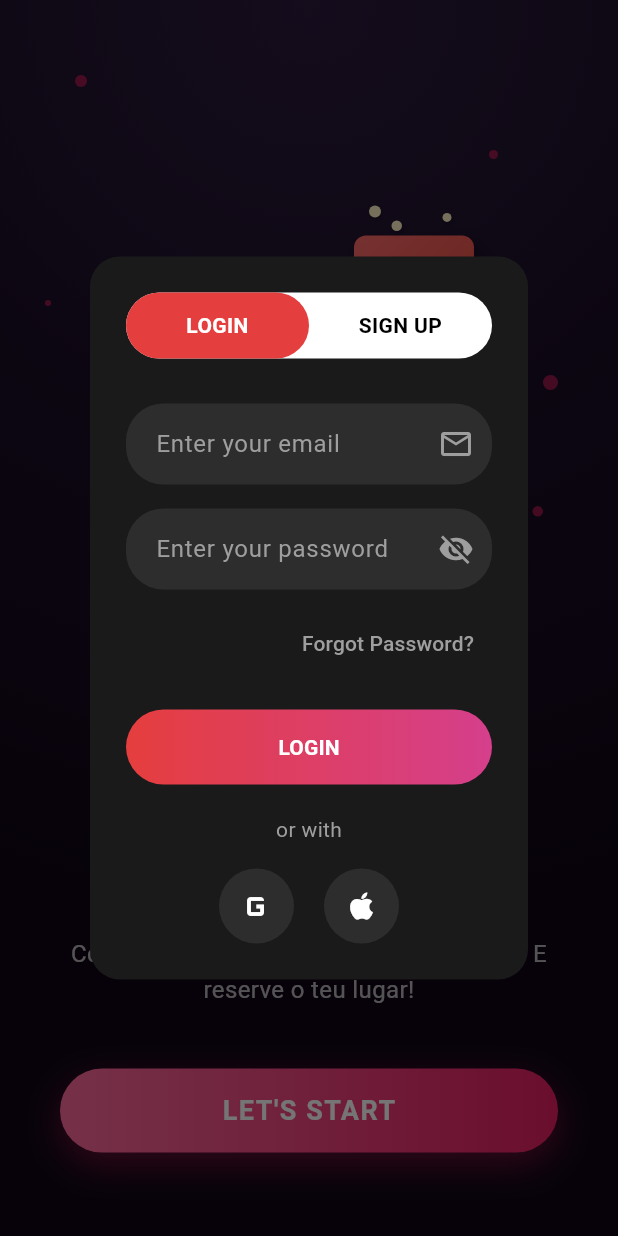
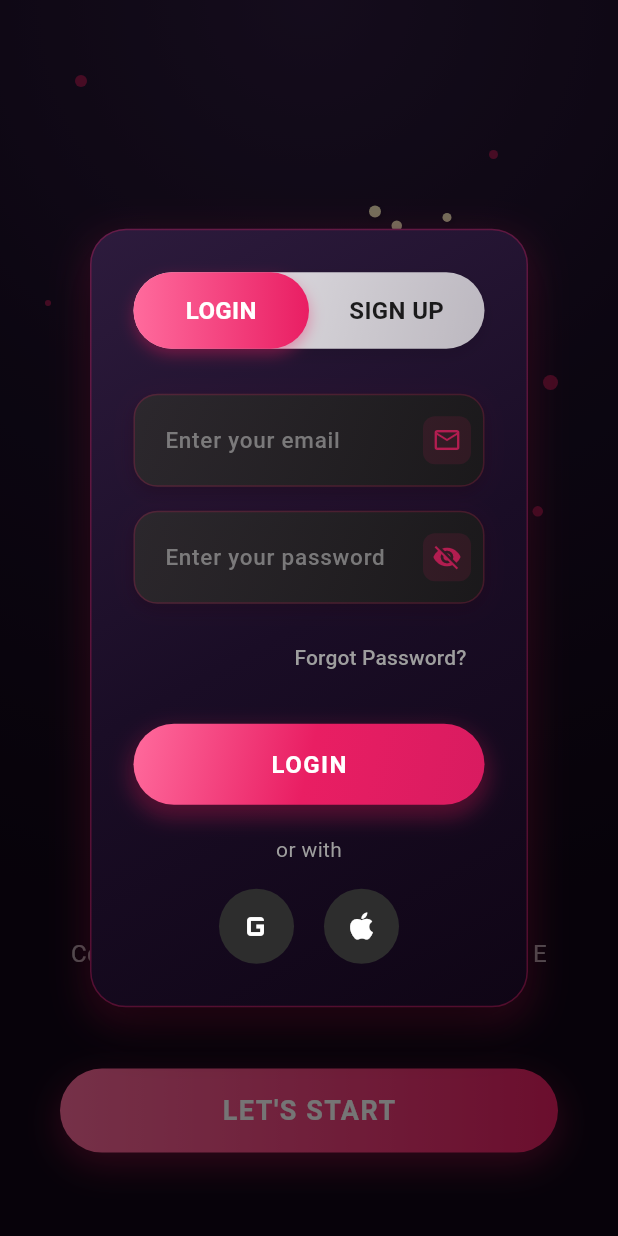
Before and after one commit to Euler-JS/talita, a Flutter app: the screen it shows after launch, after a tap on "LET'S START", on a phone screen of 412 x 824 dp. Run offline on Flutter 3.47's test engine with Material 3 defaults, Android fonts, the phone set to English and light mode, and no system bars; our stand-ins replace carousel_slider, shared_preferences.

Commit message:
Funcionando minimamente

```diff
--- a/lib/screens/onboarding.dart
+++ b/lib/screens/onboarding.dart
@@ -206,10 +206,36 @@ void _showLoginModal() {
         backgroundColor: Colors.transparent,
         child: Container(
   margin: const EdgeInsets.all(20),
-          padding: const EdgeInsets.all(24),
+  padding: const EdgeInsets.all(28),
   decoration: BoxDecoration(
-            color: const Color(0xFF1A1A1A),
-            borderRadius: BorderRadius.circular(20),
+    gradient: const LinearGradient(
+      begin: Alignment.topLeft,
+      end: Alignment.bottomRight,
+      colors: [
+        Color(0xFF2D1B3D),
+        Color(0xFF1A0D26),
+        Color(0xFF0F0515),
+      ],
+    ),
+    borderRadius: BorderRadius.circular(24),
+    border: Border.all(
+      color: Colors.pink.withOpacity(0.3),
+      width: 1,
+    ),
+    boxShadow: [
+      BoxShadow(
+        color: Colors.pink.withOpacity(0.2),
+        blurRadius: 20,
+        spreadRadius: 2,
+        offset: const Offset(0, 8),
+      ),
+      BoxShadow(
+        color: Colors.black.withOpacity(0.5),
+        blurRadius: 30,
+        spreadRadius: -5,
+        offset: const Offset(0, 15),
+      ),
+    ],
   ),
           child: Column(
             mainAxisSize: MainAxisSize.min,
@@ -217,26 +243,49 @@ void _showLoginModal() {
               // Toggle LOGIN/SIGN UP
               Container(
   decoration: BoxDecoration(
-                  color: Colors.white,
-                  borderRadius: BorderRadius.circular(25),
+    gradient: LinearGradient(
+      colors: [Colors.white.withOpacity(0.9), Colors.white.withOpacity(0.7)],
+      begin: Alignment.topLeft,
+      end: Alignment.bottomRight,
+    ),
+    borderRadius: BorderRadius.circular(30),
+    boxShadow: [
+      BoxShadow(
+        color: Colors.black.withOpacity(0.1),
+        blurRadius: 8,
+        offset: const Offset(0, 4),
+      ),
+    ],
   ),
   child: Row(
     children: [
       Expanded(
         child: GestureDetector(
           onTap: (){ setModalState(() => _isLogin = true); _clearFields();},
-                        child: Container(
-                          padding: const EdgeInsets.symmetric(vertical: 12),
+          child: AnimatedContainer(
+            duration: const Duration(milliseconds: 300),
+            curve: Curves.easeInOut,
+            padding: const EdgeInsets.symmetric(vertical: 14),
             decoration: BoxDecoration(
-                            color: _isLogin ? const Color(0xFFE53E3E) : Colors.transparent,
-                            borderRadius: BorderRadius.circular(25),
+              gradient: _isLogin ? const LinearGradient(
+                colors: [Color(0xFFFF6B9D), Color(0xFFE91E63)],
+              ) : null,
+              borderRadius: BorderRadius.circular(30),
+              boxShadow: _isLogin ? [
+                BoxShadow(
+                  color: const Color(0xFFE91E63).withOpacity(0.4),
+                  blurRadius: 8,
+                  offset: const Offset(0, 4),
+                ),
+              ] : null,
             ),
             child: Text(
               'LOGIN',
               textAlign: TextAlign.center,
               style: TextStyle(
-                              color: _isLogin ? Colors.white : Colors.black,
+                color: _isLogin ? Colors.white : Colors.black87,
                 fontWeight: FontWeight.bold,
+                fontSize: 16,
               ),
             ),
           ),
@@ -245,18 +294,30 @@ void _showLoginModal() {
       Expanded(
         child: GestureDetector(
           onTap: () {setModalState(() => _isLogin = false); _clearFields();},
-                        child: Container(
-                          padding: const EdgeInsets.symmetric(vertical: 12),
+          child: AnimatedContainer(
+            duration: const Duration(milliseconds: 300),
+            curve: Curves.easeInOut,
+            padding: const EdgeInsets.symmetric(vertical: 14),
             decoration: BoxDecoration(
-                            color: !_isLogin ? const Color(0xFFE53E3E) : Colors.transparent,
-                            borderRadius: BorderRadius.circular(25),
+              gradient: !_isLogin ? const LinearGradient(
+                colors: [Color(0xFFFF6B9D), Color(0xFFE91E63)],
+              ) : null,
+              borderRadius: BorderRadius.circular(30),
+              boxShadow: !_isLogin ? [
+                BoxShadow(
+                  color: const Color(0xFFE91E63).withOpacity(0.4),
+                  blurRadius: 8,
+                  offset: const Offset(0, 4),
+                ),
+              ] : null,
             ),
             child: Text(
               'SIGN UP',
               textAlign: TextAlign.center,
               style: TextStyle(
-                              color: !_isLogin ? Colors.white : Colors.black,
+                color: !_isLogin ? Colors.white : Colors.black87,
                 fontWeight: FontWeight.bold,
+                fontSize: 16,
               ),
             ),
           ),
@@ -296,38 +357,94 @@ void _showLoginModal() {
               ],
 
               const SizedBox(height: 20),
+              if (_errorMessage != null) ...[
+  const SizedBox(height: 12),
+  Container(
+    padding: const EdgeInsets.symmetric(horizontal: 16, vertical: 12),
+    decoration: BoxDecoration(
+      color: Colors.red.withOpacity(0.1),
+      borderRadius: BorderRadius.circular(12),
+      border: Border.all(color: Colors.red.withOpacity(0.3)),
+    ),
+    child: Row(
+      children: [
+        Icon(Icons.error_outline, color: Colors.red.shade300, size: 20),
+        const SizedBox(width: 8),
+        Expanded(
+          child: Text(
+            _errorMessage!,
+            style: TextStyle(
+              color: Colors.red.shade300,
+              fontSize: 14,
+              fontWeight: FontWeight.w500,
+            ),
+          ),
+        ),
+      ],
+    ),
+  ),
+],
+              // Action button
 
-              // Action button
 Container(
   width: double.infinity,
-                height: 50,
+  height: 54,
   decoration: BoxDecoration(
     gradient: const LinearGradient(
-                    colors: [Color(0xFFE53E3E), Color(0xFFD53F8C)],
+      begin: Alignment.topLeft,
+      end: Alignment.bottomRight,
+      colors: [
+        Color(0xFFFF6B9D),
+        Color(0xFFE91E63),
+        Color(0xFFD81B60),
+      ],
     ),
-                  borderRadius: BorderRadius.circular(25),
+    borderRadius: BorderRadius.circular(27),
+    boxShadow: [
+      BoxShadow(
+        color: const Color(0xFFE91E63).withOpacity(0.4),
+        blurRadius: 12,
+        spreadRadius: 1,
+        offset: const Offset(0, 6),
+      ),
+      BoxShadow(
+        color: Colors.black.withOpacity(0.2),
+        blurRadius: 8,
+        offset: const Offset(0, 4),
+      ),
+    ],
   ),
   child: ElevatedButton(
-                  onPressed: _isLoading ? null :() {
+    onPressed: _isLoading ? null : () {
       if (_isLogin) {
         _login();
       } else {
         _signUp();
       }
-                    // Navigator.pop(context);
-                    // Navigator.push(
-                    //   context,
-                    //   MaterialPageRoute(builder: (context) => const MovieDisplay()),
-                    // );
     },
     style: ElevatedButton.styleFrom(
       backgroundColor: Colors.transparent,
       shadowColor: Colors.transparent,
-                    shape: RoundedRectangleBorder(borderRadius: BorderRadius.circular(25)),
+      shape: RoundedRectangleBorder(borderRadius: BorderRadius.circular(27)),
+      elevation: 0,
     ),
-                  child: Text(
+    child: _isLoading
+      ? const SizedBox(
+          width: 24,
+          height: 24,
+          child: CircularProgressIndicator(
+            valueColor: AlwaysStoppedAnimation<Color>(Colors.white),
+            strokeWidth: 2,
+          ),
+        )
+      : Text(
           _isLogin ? 'LOGIN' : 'SIGN UP',
-                    style: const TextStyle(color: Colors.white, fontWeight: FontWeight.bold),
+          style: const TextStyle(
+            color: Colors.white,
+            fontWeight: FontWeight.bold,
+            fontSize: 16,
+            letterSpacing: 1,
+          ),
         ),
   ),
 ),
@@ -852,19 +969,61 @@ void _showLoginModal() {
 Widget _buildTextField(String hint, IconData icon, {bool isPassword = false, TextEditingController? controller}) {
   return Container(
     decoration: BoxDecoration(
-      color: const Color(0xFF2D2D2D),
-      borderRadius: BorderRadius.circular(25),
+      gradient: LinearGradient(
+        begin: Alignment.topLeft,
+        end: Alignment.bottomRight,
+        colors: [
+          const Color(0xFF2D2D2D).withOpacity(0.8),
+          const Color(0xFF1A1A1A).withOpacity(0.9),
+        ],
+      ),
+      borderRadius: BorderRadius.circular(16),
+      border: Border.all(
+        color: Colors.pink.withOpacity(0.2),
+        width: 1,
+      ),
+      boxShadow: [
+        BoxShadow(
+          color: Colors.black.withOpacity(0.2),
+          blurRadius: 8,
+          offset: const Offset(0, 4),
+        ),
+        BoxShadow(
+          color: Colors.pink.withOpacity(0.05),
+          blurRadius: 12,
+          spreadRadius: 1,
+          offset: const Offset(0, 2),
+        ),
+      ],
     ),
     child: TextField(
       controller: controller,
       obscureText: isPassword,
-      style: const TextStyle(color: Colors.white),
+      style: const TextStyle(
+        color: Colors.white,
+        fontSize: 16,
+        fontWeight: FontWeight.w500,
+      ),
       decoration: InputDecoration(
         hintText: hint,
-        hintStyle: const TextStyle(color: Colors.grey),
+        hintStyle: TextStyle(
+          color: Colors.grey.withOpacity(0.7),
+          fontSize: 15,
+        ),
         border: InputBorder.none,
-        contentPadding: const EdgeInsets.symmetric(horizontal: 20, vertical: 15),
-        suffixIcon: Icon(icon, color: Colors.grey),
+        contentPadding: const EdgeInsets.symmetric(horizontal: 20, vertical: 18),
+        suffixIcon: Container(
+          margin: const EdgeInsets.all(8),
+          decoration: BoxDecoration(
+            color: Colors.pink.withOpacity(0.1),
+            borderRadius: BorderRadius.circular(8),
+          ),
+          child: Icon(
+            icon,
+            color: Colors.pink.withOpacity(0.7),
+            size: 20,
+          ),
+        ),
       ),
     ),
   );
```
Lines whose indentation alone changed are shown as unchanged.
